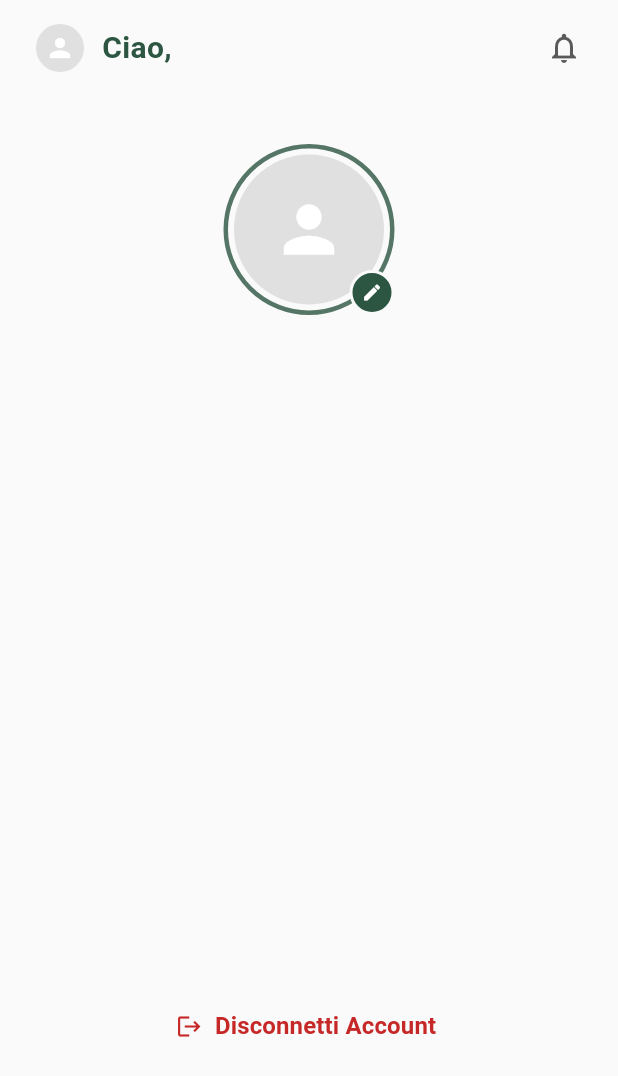
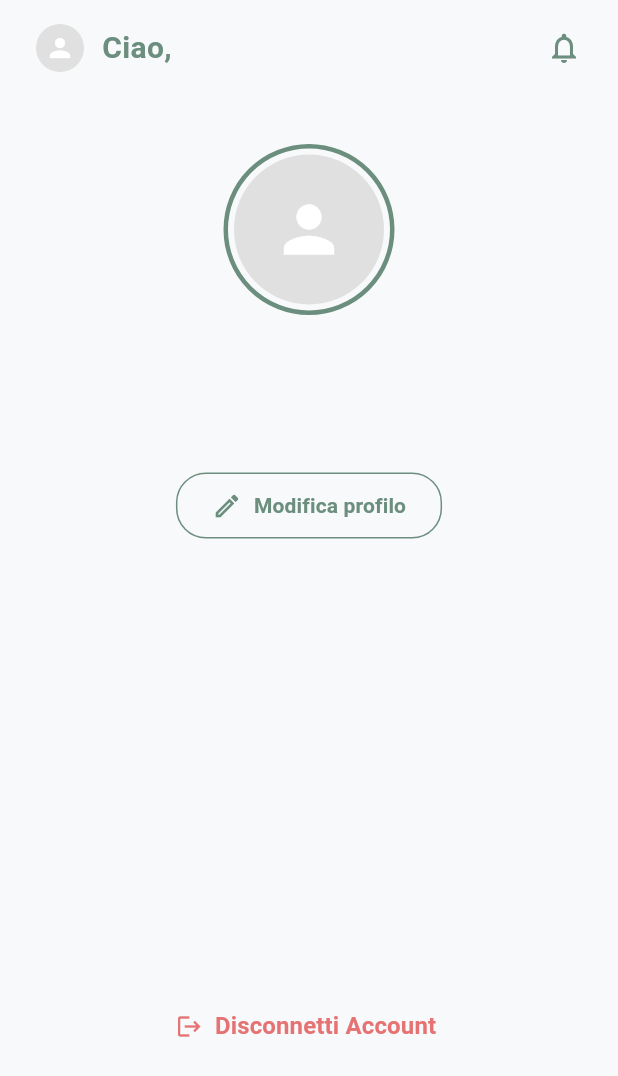
Before and after one commit to The-Debuggers-6-0/HomeMate, a Flutter app: the ProfileScreen screen opened directly, on a phone screen of 412 x 824 dp. Shown: the top 1076 px of the screen. Run offline on Flutter 3.47's test engine with Material 3 defaults, Android fonts, the phone set to English and light mode, and no system bars; our stand-ins replace cloud_firestore, firebase_auth, firebase_core, freezed_annotation, google_sign_in, image_picker; accounts and stored records are empty.

Commit message:
Pulsante "Modifica Profilo" , Aggiunta Foto Utente sia in "Registrazione Account" che "Modifica Profilo"

```diff
--- a/lib/data/repositories/user_repository.dart
+++ b/lib/data/repositories/user_repository.dart
@@ -1,5 +1,6 @@
 import '../../domain/models/app_user.dart';
 import '../services/user_service.dart';
+import 'dart:io';
 
 /// Repository che astrae l'accesso ai dati utente per i ViewModel.
 class UserRepository {
@@ -24,12 +25,14 @@ class UserRepository {
     required String name,
     required String surname,
     String bio = '',
+    File? imageFile,
   }) {
     return _userService.saveProfile(
       uid: uid,
       name: name,
       surname: surname,
       bio: bio,
+      imageFile: imageFile,
     );
   }
 
--- a/lib/domain/models/app_user.dart
+++ b/lib/domain/models/app_user.dart
@@ -15,6 +15,7 @@ abstract class AppUser with _$AppUser {
     @Default('') String bio,
     @Default(false) bool profileCompleted,
     @Default('') String homeId,
+    String? photoUrl,
   }) = _AppUser;
 
   factory AppUser.fromJson(Map<String, dynamic> json) =>
@@ -31,6 +32,7 @@ abstract class AppUser with _$AppUser {
       bio: data['bio'] as String? ?? '',
       profileCompleted: data['profileCompleted'] as bool? ?? false,
       homeId: data['homeId'] as String? ?? '',
+      photoUrl: data['photoUrl'] as String?, // <--- 2. AGGIUNTO QUI PER LEGGERLO DA FIREBASE
     );
   }
 }
--- a/lib/main.dart
+++ b/lib/main.dart
@@ -23,6 +23,7 @@ import 'ui/house/view_model/house_view_model.dart';
 import 'ui/home/view_model/home_view_model.dart';
 import 'ui/finanze/view_model/finanze_view_model.dart';
 import 'ui/profile/view_model/profile_view_model.dart';
+import 'ui/profile/view_model/edit_profile_view_model.dart';
 
 // --- UI Layer: Root Widget ---
 import 'ui/auth/widgets/auth_checker.dart';
@@ -120,6 +121,11 @@ class MyApp extends StatelessWidget {
             authRepository: authRepository,
           ),
         ),
+        ChangeNotifierProvider<EditProfileViewModel>(
+          create: (_) => EditProfileViewModel(
+            userRepository: userRepository, // Gli passiamo il repository che abbiamo già creato nel main!
+          ),
+        ),
       ],
       child: MaterialApp(
         debugShowCheckedModeBanner: false,
--- a/lib/ui/auth/widgets/register_screen.dart
+++ b/lib/ui/auth/widgets/register_screen.dart
@@ -123,7 +123,7 @@ class _RegisterScreenState extends State<RegisterScreen> {
                   borderRadius: BorderRadius.circular(24),
                   boxShadow: [
                     BoxShadow(
-                      color: Colors.black.withOpacity(0.03),
+                      color: Colors.black,
                       blurRadius: 20,
                       offset: const Offset(0, 10),
                     ),
--- /dev/null
+++ b/lib/ui/profile/view_model/edit_profile_view_model.dart
@@ -0,0 +1,56 @@
+import 'package:flutter/material.dart';
+//Adatta questi import al percorso reale del tuo progetto:
+import '../../../data/repositories/user_repository.dart';
+import '../../../domain/models/app_user.dart';
+import 'dart:io';
+
+class EditProfileViewModel extends ChangeNotifier {
+  // Riferimento al repository che comunica con Firebase
+  final UserRepository _userRepository;
+
+  // L'utente corrente (ci serve per avere il suo UID e i dati attuali)
+  AppUser? currentUser;
+
+  bool _isLoading = false;
+  bool get isLoading => _isLoading;
+
+  String? _errorMessage;
+  String? get errorMessage => _errorMessage;
+
+  bool _isSuccess = false;
+  bool get isSuccess => _isSuccess;
+
+  // Costruttore: riceve il repository (Dependency Injection come vuole il prof!)
+  EditProfileViewModel({required UserRepository userRepository}) : _userRepository = userRepository;
+
+  /// Metodo per salvare le modifiche del profilo
+  Future<void> saveProfile(AppUser currentUser, String newName, String newSurname, String newBio, File? newProfileImage) async {
+
+    _setLoading(true);
+    _errorMessage = null;
+    _isSuccess = false;
+
+    try {
+      // Chiamiamo il Repository passando i parametri esatti che si aspetta!
+      await _userRepository.saveProfile(
+        uid: currentUser.uid,       // Preso dall'utente attuale
+        name: newName,              // Il nuovo nome digitato
+        surname: newSurname,        // Il nuovo cognome digitato
+        bio: newBio,                // La nuova bio digitata
+        imageFile: newProfileImage, // L'immagine selezionata (può essere null se l'utente non l'ha cambiata)
+      );
+
+      _isSuccess = true;
+
+    } catch (e) {
+      _errorMessage = "Errore durante il salvataggio: ${e.toString()}";
+    } finally {
+      _setLoading(false);
+    }
+  }
+
+  void _setLoading(bool value) {
+    _isLoading = value;
+    notifyListeners();
+  }
+}
--- a/lib/ui/profile/widgets/profile_screen.dart
+++ b/lib/ui/profile/widgets/profile_screen.dart
@@ -1,6 +1,10 @@
 import 'package:flutter/material.dart';
 import 'package:provider/provider.dart';
 import '../view_model/profile_view_model.dart';
+import '../../core/themes/app_colors.dart';
+import 'edit_profile_screen.dart';
+import '../../auth/view_model/auth_view_model.dart';
+import 'dart:convert';
 
 /// Schermata Profilo. View pura che legge i dati da [ProfileViewModel].
 class ProfileScreen extends StatelessWidget {
@@ -10,19 +14,17 @@ class ProfileScreen extends StatelessWidget {
   Widget build(BuildContext context) {
     final viewModel = context.watch<ProfileViewModel>();
 
-    final Color darkGreen = const Color(0xFF2C5542);
-    final Color textColor = const Color(0xFF1E1E1E);
-    final Color subtitleColor = const Color(0xFF5A5A5A);
-
     if (viewModel.isLoading) {
       return Scaffold(
-        backgroundColor: const Color(0xFFF9FAF9),
-        body: Center(child: CircularProgressIndicator(color: darkGreen)),
+        backgroundColor: AppColors.background,
+        body: Center(
+          child: CircularProgressIndicator(color: AppColors.primaryGreen),
+        ),
       );
     }
 
     return Scaffold(
-      backgroundColor: const Color(0xFFF9FAF9),
+      backgroundColor: AppColors.background,
       body: SafeArea(
         child: Padding(
           padding: const EdgeInsets.symmetric(horizontal: 24.0, vertical: 16.0),
@@ -37,8 +39,11 @@ class ProfileScreen extends StatelessWidget {
                       CircleAvatar(
                         radius: 16,
                         backgroundColor: Colors.grey.shade300,
-                        child: const Icon(Icons.person,
-                            size: 20, color: Colors.white),
+                        child: const Icon(
+                          Icons.person,
+                          size: 20,
+                          color: Colors.white,
+                        ),
                       ),
                       const SizedBox(width: 12),
                       Text(
@@ -46,47 +51,46 @@ class ProfileScreen extends StatelessWidget {
                         style: TextStyle(
                           fontSize: 20,
                           fontWeight: FontWeight.w700,
-                          color: darkGreen,
+                          color: AppColors.primaryGreen,
                         ),
                       ),
                     ],
                   ),
-                  Icon(Icons.notifications_none, color: subtitleColor),
+                  Icon(Icons.notifications_none, color: AppColors.primaryGreen),
                 ],
               ),
               const SizedBox(height: 48),
 
               // --- FOTO PROFILO CENTRALE ---
-              Stack(
-                alignment: Alignment.bottomRight,
-                children: [
               Container(
                 padding: const EdgeInsets.all(4),
                 decoration: BoxDecoration(
                   shape: BoxShape.circle,
-                      border: Border.all(
-                          color: darkGreen.withOpacity(0.8), width: 3),
+                  border: Border.all(color: AppColors.primaryGreen, width: 3),
                 ),
                 child: CircleAvatar(
                   radius: 50,
                   backgroundColor: Colors.grey.shade300,
-                      child: const Icon(Icons.person,
-                          size: 50, color: Colors.white),
+
+                  // 1. ORA CONTROLLIAMO SE C'È UNA FOTO SALVATA!
+                  // Sostituisci 'photoUrl' col nome esatto che hai nel tuo modello AppUser
+                  backgroundImage:
+                      (viewModel.userProfile?.photoUrl != null &&
+                          viewModel.userProfile!.photoUrl!.isNotEmpty)
+                      ? MemoryImage(
+                          base64Decode(viewModel.userProfile!.photoUrl!),
+                        )
+                      : null,
+
+                  // 2. MOSTRA L'ICONA SOLO SE LA FOTO NON C'È
+                  child:
+                      (viewModel.userProfile?.photoUrl == null ||
+                          viewModel.userProfile!.photoUrl!.isEmpty)
+                      ? const Icon(Icons.person, size: 50, color: Colors.white)
+                      : null,
                 ),
               ),
-                  Container(
-                    padding: const EdgeInsets.all(6),
-                    decoration: BoxDecoration(
-                      color: darkGreen,
-                      shape: BoxShape.circle,
-                      border: Border.all(
-                          color: const Color(0xFFF9FAF9), width: 2),
-                    ),
-                    child: const Icon(Icons.edit,
-                        size: 14, color: Colors.white),
-                  ),
-                ],
-              ),
+
               const SizedBox(height: 16),
 
               // --- NOME E COGNOME ---
@@ -95,7 +99,7 @@ class ProfileScreen extends StatelessWidget {
                 style: TextStyle(
                   fontSize: 24,
                   fontWeight: FontWeight.bold,
-                  color: textColor,
+                  color: AppColors.textPrimary,
                 ),
               ),
               const SizedBox(height: 8),
@@ -104,9 +108,54 @@ class ProfileScreen extends StatelessWidget {
               Text(
                 viewModel.bio,
                 textAlign: TextAlign.center,
+                style: TextStyle(fontSize: 14, color: AppColors.textSecondary),
+              ),
+
+              const SizedBox(
+                height: 24,
+              ), // Spazio tra la bio e il nuovo bottone
+
+
+              // --- PULSANTE MODIFICA PROFILO ---
+              OutlinedButton.icon(
+                onPressed: () async {
+                  // 1. Apri la pagina e aspetta che l'utente finisca e la chiuda
+                  await Navigator.push(
+                    context,
+                    MaterialPageRoute(
+                      builder: (context) => EditProfileScreen(
+                        currentName: viewModel.userProfile?.name ?? '',
+                        currentSurname: viewModel.userProfile?.surname ?? '',
+                        currentBio: viewModel.userProfile?.bio ?? '',
+                        currentPhotoUrl: viewModel.userProfile?.photoUrl,
+                      ),
+                    ),
+                  );
+                  // 2. Quando l'utente torna indietro (ha salvato o annullato),
+                  // diciamo al ViewModel di riscaricare i dati freschi!
+                  viewModel.reloadProfile();
+                },
+                icon: const Icon(
+                  Icons.edit_outlined,
+                  size: 20,
+                  color: AppColors.primaryGreen,
+                ),
+                label: const Text(
+                  "Modifica profilo",
                   style: TextStyle(
-                  fontSize: 14,
-                  color: subtitleColor,
+                    color: AppColors.primaryGreen,
+                    fontWeight: FontWeight.bold,
+                  ),
+                ),
+                style: OutlinedButton.styleFrom(
+                  side: const BorderSide(color: AppColors.primaryGreen),
+                  shape: RoundedRectangleBorder(
+                    borderRadius: BorderRadius.circular(20),
+                  ),
+                  padding: const EdgeInsets.symmetric(
+                    horizontal: 24,
+                    vertical: 12,
+                  ),
                 ),
               ),
 
@@ -115,11 +164,11 @@ class ProfileScreen extends StatelessWidget {
               // --- PULSANTE LOGOUT ---
               TextButton.icon(
                 onPressed: () => viewModel.logout(),
-                icon: const Icon(Icons.logout, color: Color(0xFFC62828)),
+                icon: const Icon(Icons.logout, color: AppColors.accentRed),
                 label: const Text(
                   "Disconnetti Account",
                   style: TextStyle(
-                    color: Color(0xFFC62828),
+                    color: AppColors.accentRed,
                     fontSize: 16,
                     fontWeight: FontWeight.bold,
                   ),
--- a/lib/ui/setup_profile/view_model/setup_profile_view_model.dart
+++ b/lib/ui/setup_profile/view_model/setup_profile_view_model.dart
@@ -1,6 +1,7 @@
 import 'package:flutter/foundation.dart';
 import '../../../data/repositories/user_repository.dart';
 import '../../../data/repositories/auth_repository.dart';
+import 'dart:io';
 
 /// ViewModel per la schermata di configurazione profilo.
 class SetupProfileViewModel extends ChangeNotifier {
@@ -28,6 +29,7 @@ class SetupProfileViewModel extends ChangeNotifier {
     required String name,
     required String surname,
     String bio = '',
+    File? imageFile,
   }) async {
     if (name.isEmpty || surname.isEmpty) {
       _errorMessage = 'Nome e Cognome sono obbligatori.';
@@ -52,6 +54,7 @@ class SetupProfileViewModel extends ChangeNotifier {
         name: name,
         surname: surname,
         bio: bio,
+        imageFile: imageFile,
       );
 
       _profileSaved = true;
--- a/pubspec.yaml
+++ b/pubspec.yaml
@@ -41,6 +41,8 @@ dependencies:
   provider: ^6.1.2
   freezed_annotation: ^3.0.0
   json_annotation: ^4.9.0
+  image_picker: ^1.2.1
+  firebase_storage: ^13.3.0
 
 dev_dependencies:
   flutter_test:
```
Also changed, not shown: lib/data/repositories/auth_repository.dart (+15 -6 lines), lib/data/services/user_service.dart (+23 -6 lines), lib/ui/profile/view_model/profile_view_model.dart (+34 -6 lines), lib/ui/profile/widgets/edit_profile_screen.dart (added, +294 -0 lines), lib/ui/setup_profile/widgets/setup_profile_screen.dart (+70 -16 lines), lib/domain/models/app_user.freezed.dart, lib/domain/models/app_user.g.dart, pubspec.lock, 5 other files. Lines whose indentation alone changed are shown as unchanged.
